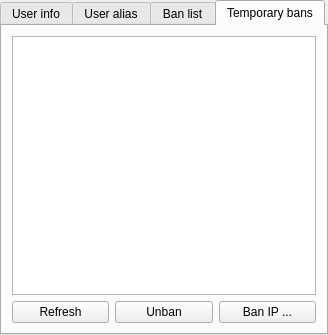
Qt form src/Teambuilder/controlpanel.ui (po-devs/pokemon-online) before a commit.
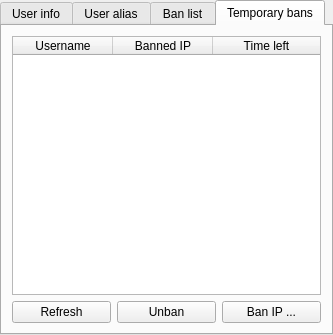
The same form after that commit. The open tabs and pages were chosen to show the change.

Commit message:
Fix bugs with tempbans.
Server always sending the tempbanlist, UI of controlpanel lacking stuff.

What changed in the file:
```diff
--- a/src/Teambuilder/controlpanel.ui
+++ b/src/Teambuilder/controlpanel.ui
@@ -6,7 +6,7 @@
    <rect>
     <x>0</x>
     <y>0</y>
-    <width>328</width>
+    <width>333</width>
     <height>335</height>
    </rect>
   </property>
@@ -401,14 +401,11 @@
        <enum>Qt::SolidLine</enum>
       </property>
       <property name="sortingEnabled">
-       <bool>false</bool>
+       <bool>true</bool>
       </property>
       <property name="cornerButtonEnabled">
        <bool>false</bool>
       </property>
-      <attribute name="horizontalHeaderVisible">
-       <bool>false</bool>
-      </attribute>
       <attribute name="horizontalHeaderCascadingSectionResizes">
        <bool>true</bool>
       </attribute>
@@ -416,7 +413,7 @@
        <number>100</number>
       </attribute>
       <attribute name="horizontalHeaderShowSortIndicator" stdset="0">
-       <bool>false</bool>
+       <bool>true</bool>
       </attribute>
       <attribute name="horizontalHeaderStretchLastSection">
        <bool>true</bool>
```
Left out of the diff: 7 changed lines with no effect on the pictures. The commit also changes 2 other files.
